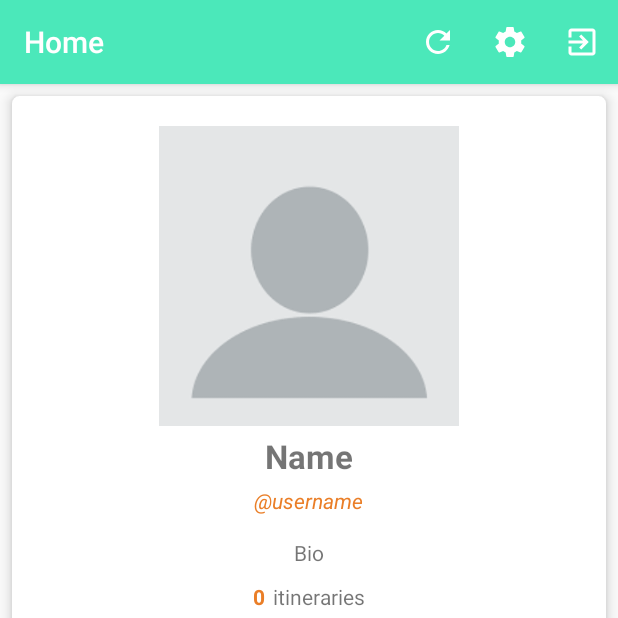
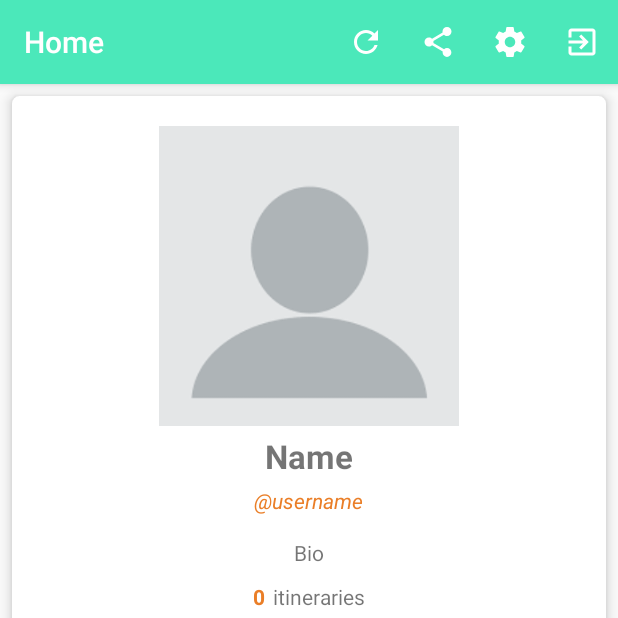
Before and after one commit to afzafri/BackPack-Track-Android-App, an Android app: the fragment ProfileFragment placed in its activity, on a phone screen of 412 x 824 dp, the top half of it. Run offline under Robolectric (Android 15) with nearby library versions, the light colour scheme and no system bars; our stand-ins replace Picasso, Volley; network calls fail; pictures from the network do not load.

Commit message:
added share button to logged in user profile

```diff
--- a/app/src/main/java/com/afifzafri/backpacktrack/ProfileFragment.java
+++ b/app/src/main/java/com/afifzafri/backpacktrack/ProfileFragment.java
@@ -41,7 +41,7 @@ import java.util.Map;
  */
 public class ProfileFragment extends Fragment {
 
-    //private View view;
+    private TextView textUsername;
 
     public ProfileFragment() {
         // Required empty public constructor
@@ -55,7 +55,7 @@ public class ProfileFragment extends Fragment {
 
         // get UI elements
         final TextView textName = (TextView) view.findViewById(R.id.textName);
-        final TextView textUsername = (TextView) view.findViewById(R.id.textUsername);
+        textUsername = (TextView) view.findViewById(R.id.textUsername);
         final TextView textBio = (TextView) view.findViewById(R.id.textBio);
         final TextView textCountry = (TextView) view.findViewById(R.id.textCountry);
         final TextView textEmail = (TextView) view.findViewById(R.id.textEmail);
@@ -279,6 +279,20 @@ public class ProfileFragment extends Fragment {
 
                 return true;
 
+            // share profile
+            case R.id.action_share:
+
+                String usrn = textUsername.getText().toString();
+                if(!usrn.equals("") && usrn != null) {
+                    Intent sharingIntent = new Intent(android.content.Intent.ACTION_SEND);
+                    sharingIntent.setType("text/plain");
+                    String url = AppHelper.baseurl + "/user/" + usrn.replace("@", "");
+                    sharingIntent.putExtra(android.content.Intent.EXTRA_TEXT, url);
+                    startActivity(Intent.createChooser(sharingIntent, "Share via"));
+                }
+
+                return true;
+
             // ----- Edit Profile -----
             case R.id.action_edit_profile:
 
--- a/app/src/main/res/menu/profile_menu.xml
+++ b/app/src/main/res/menu/profile_menu.xml
@@ -6,6 +6,11 @@
         android:id="@+id/action_refresh"
         android:icon="@drawable/ic_refresh_white_24dp"
         android:title="Refresh"
+        app:showAsAction="always"></item>
+    <item
+        android:id="@+id/action_share"
+        android:icon="@drawable/ic_share_white_24dp"
+        android:title="Share Profile"
         app:showAsAction="always"></item>
     <item
         android:id="@+id/action_edit_profile"
```
